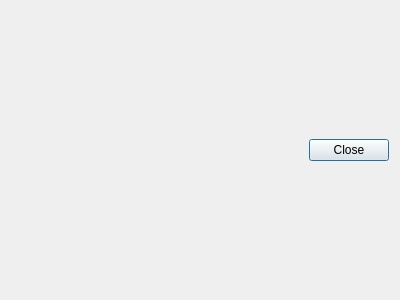
Old version of the form mqt/mqtKeyerTest/mqtktWaveShowDialog.ui in the repository Rsclub22/Minos2-Mirror.
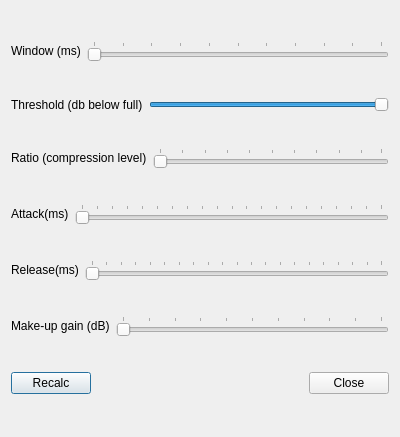
New version of the form.

Diff of the .ui file:
```diff
--- a/mqt/mqtKeyerTest/mqtktWaveShowDialog.ui
+++ b/mqt/mqtKeyerTest/mqtktWaveShowDialog.ui
@@ -7,7 +7,7 @@
     <x>0</x>
     <y>0</y>
     <width>400</width>
-    <height>300</height>
+    <height>437</height>
    </rect>
   </property>
   <property name="windowTitle">
@@ -17,8 +17,177 @@
    <item>
     <layout class="QVBoxLayout" name="chartLayout"/>
    </item>
+   <item>
+    <layout class="QHBoxLayout" name="horizontalLayout_2">
+     <item>
+      <widget class="QLabel" name="label">
+       <property name="text">
+        <string>Window (ms)</string>
+       </property>
+      </widget>
+     </item>
+     <item>
+      <widget class="QSlider" name="windowSlider">
+       <property name="maximum">
+        <number>10</number>
+       </property>
+       <property name="orientation">
+        <enum>Qt::Horizontal</enum>
+       </property>
+       <property name="tickPosition">
+        <enum>QSlider::TicksAbove</enum>
+       </property>
+       <property name="tickInterval">
+        <number>1</number>
+       </property>
+      </widget>
+     </item>
+    </layout>
+   </item>
+   <item>
+    <layout class="QHBoxLayout" name="horizontalLayout_3">
+     <item>
+      <widget class="QLabel" name="label_2">
+       <property name="text">
+        <string>Threshold (db below full)</string>
+       </property>
+      </widget>
+     </item>
+     <item>
+      <widget class="QSlider" name="thresholdSlider">
+       <property name="minimum">
+        <number>-100</number>
+       </property>
+       <property name="maximum">
+        <number>0</number>
+       </property>
+       <property name="orientation">
+        <enum>Qt::Horizontal</enum>
+       </property>
+      </widget>
+     </item>
+    </layout>
+   </item>
+   <item>
+    <layout class="QHBoxLayout" name="horizontalLayout_4">
+     <item>
+      <widget class="QLabel" name="label_3">
+       <property name="text">
+        <string>Ratio (compression level)</string>
+       </property>
+      </widget>
+     </item>
+     <item>
+      <widget class="QSlider" name="ratioSlider">
+       <property name="minimum">
+        <number>1</number>
+       </property>
+       <property name="maximum">
+        <number>100</number>
+       </property>
+       <property name="orientation">
+        <enum>Qt::Horizontal</enum>
+       </property>
+       <property name="tickPosition">
+        <enum>QSlider::TicksAbove</enum>
+       </property>
+       <property name="tickInterval">
+        <number>10</number>
+       </property>
+      </widget>
+     </item>
+    </layout>
+   </item>
+   <item>
+    <layout class="QHBoxLayout" name="horizontalLayout_5">
+     <item>
+      <widget class="QLabel" name="label_4">
+       <property name="text">
+        <string>Attack(ms)</string>
+       </property>
+      </widget>
+     </item>
+     <item>
+      <widget class="QSlider" name="attackSlider">
+       <property name="maximum">
+        <number>200</number>
+       </property>
+       <property name="orientation">
+        <enum>Qt::Horizontal</enum>
+       </property>
+       <property name="tickPosition">
+        <enum>QSlider::TicksAbove</enum>
+       </property>
+       <property name="tickInterval">
+        <number>10</number>
+       </property>
+      </widget>
+     </item>
+    </layout>
+   </item>
+   <item>
+    <layout class="QHBoxLayout" name="horizontalLayout_6">
+     <item>
+      <widget class="QLabel" name="label_5">
+       <property name="text">
+        <string>Release(ms)</string>
+       </property>
+      </widget>
+     </item>
+     <item>
+      <widget class="QSlider" name="releaseSlider">
+       <property name="maximum">
+        <number>200</number>
+       </property>
+       <property name="orientation">
+        <enum>Qt::Horizontal</enum>
+       </property>
+       <property name="tickPosition">
+        <enum>QSlider::TicksAbove</enum>
+       </property>
+       <property name="tickInterval">
+        <number>10</number>
+       </property>
+      </widget>
+     </item>
+    </layout>
+   </item>
+   <item>
+    <layout class="QHBoxLayout" name="horizontalLayout_7">
+     <item>
+      <widget class="QLabel" name="label_6">
+       <property name="text">
+        <string>Make-up gain (dB)</string>
+       </property>
+      </widget>
+     </item>
+     <item>
+      <widget class="QSlider" name="makeUpGainSlider">
+       <property name="maximum">
+        <number>100</number>
+       </property>
+       <property name="orientation">
+        <enum>Qt::Horizontal</enum>
+       </property>
+       <property name="tickPosition">
+        <enum>QSlider::TicksAbove</enum>
+       </property>
+       <property name="tickInterval">
+        <number>10</number>
+       </property>
+      </widget>
+     </item>
+    </layout>
+   </item>
    <item>
     <layout class="QHBoxLayout" name="horizontalLayout">
+     <item>
+      <widget class="QPushButton" name="recalcButton">
+       <property name="text">
+        <string>Recalc</string>
+       </property>
+      </widget>
+     </item>
      <item>
       <spacer name="horizontalSpacer">
        <property name="orientation">
```
